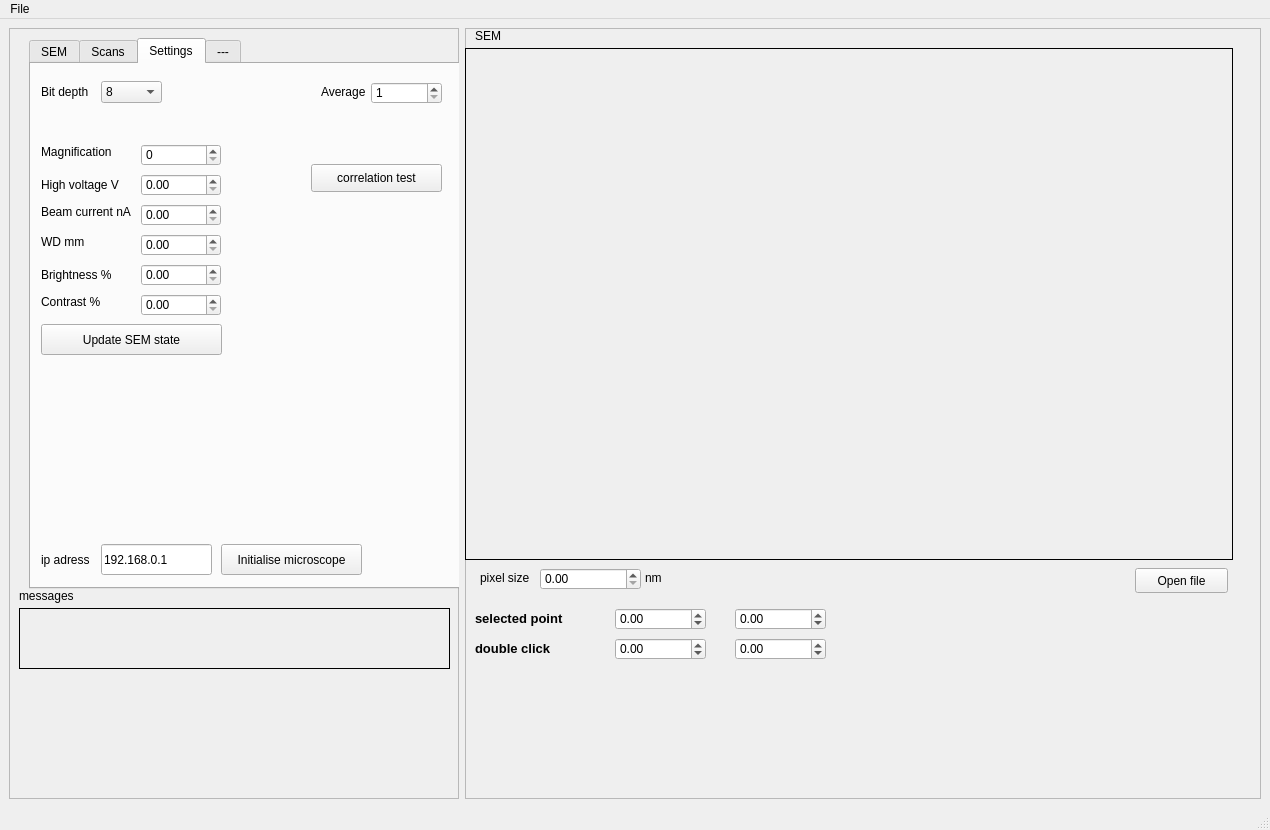
Old version of the form qtdesigner_files/main_gui.ui in the repository gorliks/EBSD_ECCI.
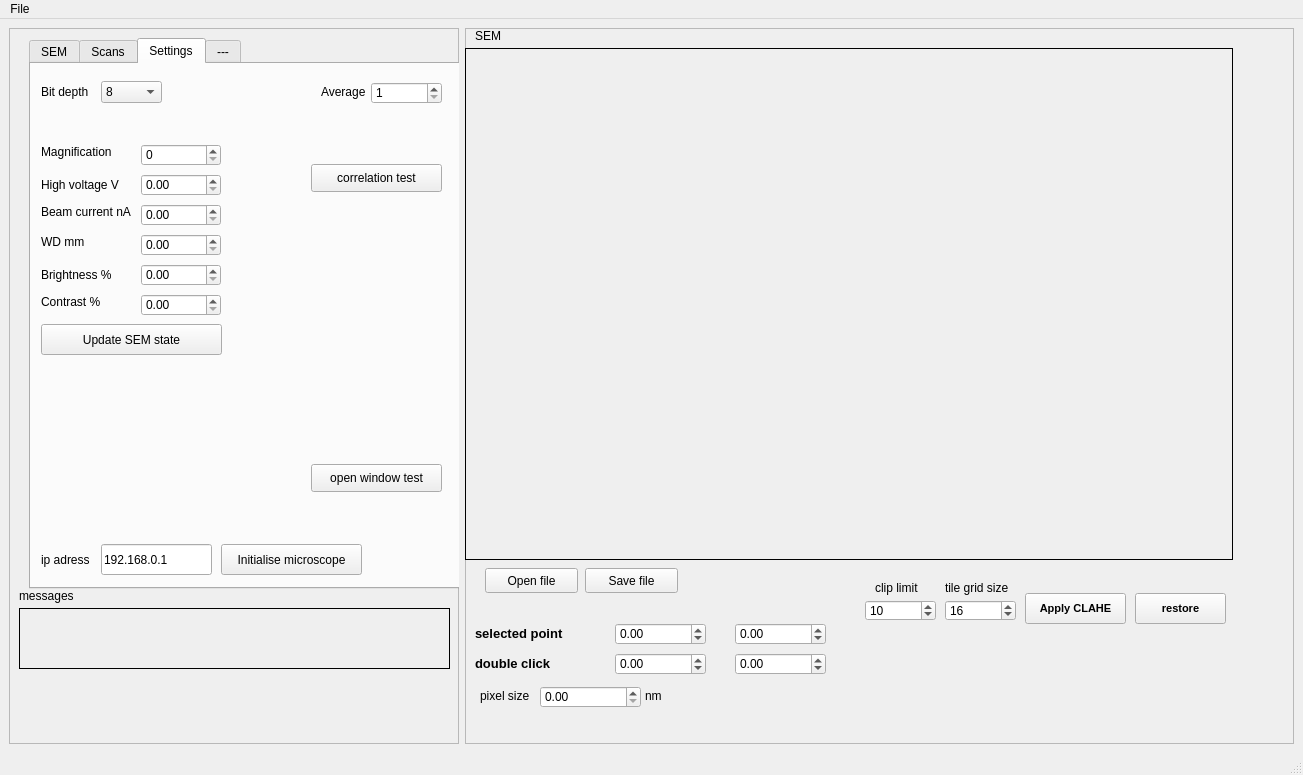
New version of the form. The open tabs and pages were chosen to show the change.

Commit message: clahe implemented, new window pop for EBSD

```diff
--- a/qtdesigner_files/main_gui.ui
+++ b/qtdesigner_files/main_gui.ui
@@ -6,8 +6,8 @@
    <rect>
     <x>0</x>
     <y>0</y>
-    <width>1270</width>
-    <height>830</height>
+    <width>1303</width>
+    <height>775</height>
    </rect>
   </property>
   <property name="windowTitle">
@@ -1866,6 +1866,19 @@
           <string>correlation test</string>
          </property>
         </widget>
+        <widget class="QPushButton" name="pushButton_open_window">
+         <property name="geometry">
+          <rect>
+           <x>280</x>
+           <y>400</y>
+           <width>131</width>
+           <height>28</height>
+          </rect>
+         </property>
+         <property name="text">
+          <string>open window test</string>
+         </property>
+        </widget>
        </widget>
        <widget class="QWidget" name="tab_3">
         <attribute name="title">
@@ -2231,6 +2244,30 @@
         </widget>
        </widget>
       </widget>
+      <widget class="QLabel" name="label_demo_mode">
+       <property name="geometry">
+        <rect>
+         <x>10</x>
+         <y>650</y>
+         <width>201</width>
+         <height>21</height>
+        </rect>
+       </property>
+       <property name="font">
+        <font>
+         <family>Arial Black</family>
+         <pointsize>10</pointsize>
+         <weight>75</weight>
+         <bold>true</bold>
+        </font>
+       </property>
+       <property name="text">
+        <string/>
+       </property>
+       <property name="wordWrap">
+        <bool>true</bool>
+       </property>
+      </widget>
      </widget>
     </item>
     <item>
@@ -2301,35 +2338,11 @@
         <string/>
        </property>
       </widget>
-      <widget class="QLabel" name="label_demo_mode">
-       <property name="geometry">
-        <rect>
-         <x>560</x>
-         <y>590</y>
-         <width>201</width>
-         <height>21</height>
-        </rect>
-       </property>
-       <property name="font">
-        <font>
-         <family>Arial Black</family>
-         <pointsize>10</pointsize>
-         <weight>75</weight>
-         <bold>true</bold>
-        </font>
-       </property>
-       <property name="text">
-        <string/>
-       </property>
-       <property name="wordWrap">
-        <bool>true</bool>
-       </property>
-      </widget>
       <widget class="QDoubleSpinBox" name="doubleSpinBox_point_x">
        <property name="geometry">
         <rect>
          <x>150</x>
-         <y>580</y>
+         <y>595</y>
          <width>91</width>
          <height>22</height>
         </rect>
@@ -2345,7 +2358,7 @@
        <property name="geometry">
         <rect>
          <x>270</x>
-         <y>580</y>
+         <y>595</y>
          <width>91</width>
          <height>22</height>
         </rect>
@@ -2361,7 +2374,7 @@
        <property name="geometry">
         <rect>
          <x>10</x>
-         <y>575</y>
+         <y>590</y>
          <width>141</width>
          <height>31</height>
         </rect>
@@ -2380,7 +2393,7 @@
       <widget class="QPushButton" name="pushButton_open_file">
        <property name="geometry">
         <rect>
-         <x>670</x>
+         <x>20</x>
          <y>540</y>
          <width>93</width>
          <height>25</height>
@@ -2394,7 +2407,7 @@
        <property name="geometry">
         <rect>
          <x>75</x>
-         <y>540</y>
+         <y>658</y>
          <width>101</width>
          <height>22</height>
         </rect>
@@ -2410,7 +2423,7 @@
        <property name="geometry">
         <rect>
          <x>15</x>
-         <y>542</y>
+         <y>660</y>
          <width>71</width>
          <height>16</height>
         </rect>
@@ -2423,7 +2436,7 @@
        <property name="geometry">
         <rect>
          <x>180</x>
-         <y>542</y>
+         <y>660</y>
          <width>31</width>
          <height>16</height>
         </rect>
@@ -2436,7 +2449,7 @@
        <property name="geometry">
         <rect>
          <x>10</x>
-         <y>605</y>
+         <y>620</y>
          <width>141</width>
          <height>31</height>
         </rect>
@@ -2456,7 +2469,7 @@
        <property name="geometry">
         <rect>
          <x>270</x>
-         <y>610</y>
+         <y>625</y>
          <width>91</width>
          <height>22</height>
         </rect>
@@ -2472,7 +2485,7 @@
        <property name="geometry">
         <rect>
          <x>150</x>
-         <y>610</y>
+         <y>625</y>
          <width>91</width>
          <height>22</height>
         </rect>
@@ -2484,6 +2497,123 @@
         <double>1000000.000000000000000</double>
        </property>
       </widget>
+      <widget class="QPushButton" name="pushButton_apply_clahe">
+       <property name="geometry">
+        <rect>
+         <x>560</x>
+         <y>565</y>
+         <width>101</width>
+         <height>31</height>
+        </rect>
+       </property>
+       <property name="font">
+        <font>
+         <pointsize>8</pointsize>
+         <weight>75</weight>
+         <bold>true</bold>
+        </font>
+       </property>
+       <property name="text">
+        <string>Apply CLAHE</string>
+       </property>
+      </widget>
+      <widget class="QSpinBox" name="spinBox_clip_limit">
+       <property name="geometry">
+        <rect>
+         <x>400</x>
+         <y>572</y>
+         <width>71</width>
+         <height>21</height>
+        </rect>
+       </property>
+       <property name="minimum">
+        <number>1</number>
+       </property>
+       <property name="maximum">
+        <number>9999</number>
+       </property>
+       <property name="value">
+        <number>10</number>
+       </property>
+      </widget>
+      <widget class="QSpinBox" name="spinBox_tile_grid_size">
+       <property name="geometry">
+        <rect>
+         <x>480</x>
+         <y>572</y>
+         <width>71</width>
+         <height>21</height>
+        </rect>
+       </property>
+       <property name="minimum">
+        <number>1</number>
+       </property>
+       <property name="maximum">
+        <number>9999</number>
+       </property>
+       <property name="value">
+        <number>16</number>
+       </property>
+      </widget>
+      <widget class="QPushButton" name="pushButton_restore">
+       <property name="geometry">
+        <rect>
+         <x>670</x>
+         <y>565</y>
+         <width>91</width>
+         <height>31</height>
+        </rect>
+       </property>
+       <property name="font">
+        <font>
+         <pointsize>8</pointsize>
+         <weight>75</weight>
+         <bold>true</bold>
+        </font>
+       </property>
+       <property name="text">
+        <string>restore</string>
+       </property>
+      </widget>
+      <widget class="QLabel" name="label_7">
+       <property name="geometry">
+        <rect>
+         <x>480</x>
+         <y>552</y>
+         <width>71</width>
+         <height>16</height>
+        </rect>
+       </property>
+       <property name="text">
+        <string>tile grid size</string>
+       </property>
+      </widget>
+      <widget class="QLabel" name="label_11">
+       <property name="geometry">
+        <rect>
+         <x>410</x>
+         <y>552</y>
+         <width>55</width>
+         <height>16</height>
+        </rect>
+       </property>
+       <property name="text">
+        <string>clip limit</string>
+       </property>
+      </widget>
+      <widget class="QPushButton" name="pushButton_save_file">
+       <property name="geometry">
+        <rect>
+         <x>120</x>
+         <y>540</y>
+         <width>93</width>
+         <height>25</height>
+        </rect>
+       </property>
+       <property name="text">
+        <string>Save file</string>
+       </property>
+      </widget>
      </widget>
     </item>
    </layout>
@@ -2493,7 +2623,7 @@
     <rect>
      <x>0</x>
      <y>0</y>
-     <width>1270</width>
+     <width>1303</width>
      <height>26</height>
     </rect>
    </property>
```
Left out of the diff: 2 changed lines with no effect on the pictures. The commit also changes 21 other files.
